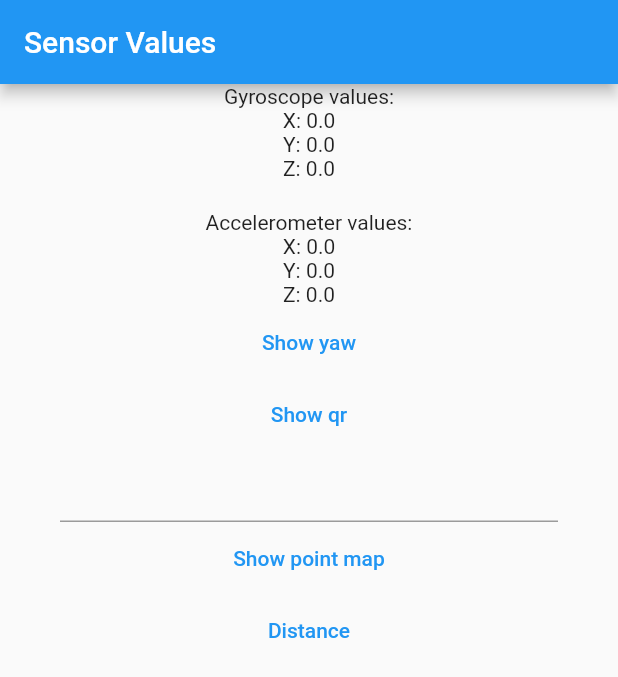
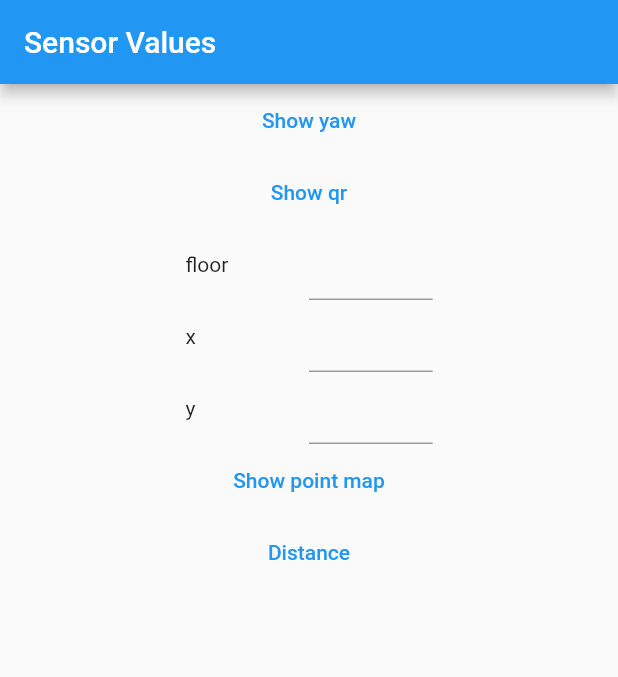
Before and after one commit to jschan0911/sensorUsingFlutter, a Flutter app: the screen it shows after launch, on a phone screen of 412 x 824 dp. Shown: the top 677 px of the screen. Run offline on Flutter 3.47's test engine with Material 2 defaults, Android fonts, the phone set to English and light mode, and no system bars; our stand-ins replace sensors; missing offline and left inert: postgresql2, qr_code_scanner.

Commit message:
feat: 임의의 층과 x좌표, y좌표를 입력받아 지도 상에 띄우는 기능 추가

```diff
--- a/lib/getAllSensor.dart
+++ b/lib/getAllSensor.dart
@@ -23,7 +23,9 @@ class _GetAllSensorState extends State<GetAllSensor> {
   double _accelerometerY = 0;
   double _accelerometerZ = 0;
 
-  TextEditingController _controller = TextEditingController();
+  TextEditingController _floor = TextEditingController();
+  TextEditingController _x = TextEditingController();
+  TextEditingController _y = TextEditingController();
 
   @override
   void initState() {
@@ -55,15 +57,15 @@ class _GetAllSensorState extends State<GetAllSensor> {
       ),
       body: Center(
           child: Column(children: [
-            Text('Gyroscope values:'),
-            Text('X: $_gyroscopeX'),
-            Text('Y: $_gyroscopeY'),
-            Text('Z: $_gyroscopeZ'),
-            SizedBox(height: 20),
-            Text('Accelerometer values:'),
-            Text('X: $_accelerometerX'),
-            Text('Y: $_accelerometerY'),
-            Text('Z: $_accelerometerZ'),
+            // Text('Gyroscope values:'),
+            // Text('X: $_gyroscopeX'),
+            // Text('Y: $_gyroscopeY'),
+            // Text('Z: $_gyroscopeZ'),
+            // SizedBox(height: 20),
+            // Text('Accelerometer values:'),
+            // Text('X: $_accelerometerX'),
+            // Text('Y: $_accelerometerY'),
+            // Text('Z: $_accelerometerZ'),
             TextButton(
                 onPressed: () {
                   Navigator.of(context).push(
@@ -80,28 +82,56 @@ class _GetAllSensorState extends State<GetAllSensor> {
                 },
                 child: Text("Show qr")
             ),
-            // TextButton(
-            //     onPressed: () {
-            //       Navigator.of(context).push(
-            //           MaterialPageRoute(builder: (context) => MapPage())
-            //       );
-            //     },
-            //     child: Text("Show map with search")
-            // ),
             Center(
               child: Padding(
-                padding: const EdgeInsets.symmetric(horizontal: 40),
-                child: TextField(
-                  controller: _controller,
-                  textAlign: TextAlign.center,
-                  keyboardType: TextInputType.number,
+                padding: EdgeInsets.symmetric(horizontal: MediaQuery.of(context).size.width * 0.3),
+                child: Row(
+                  children: [
+                    Expanded(child: Text("floor")),
+                    Expanded(child: TextField(
+                      controller: _floor,
+                      textAlign: TextAlign.center,
+                      keyboardType: TextInputType.number,
+                    ),)
+                  ],
+                ),
+              ),
+            ),
+            Center(
+              child: Padding(
+                padding: EdgeInsets.symmetric(horizontal: MediaQuery.of(context).size.width * 0.3),
+                child: Row(
+                  children: [
+                    Expanded(child: Text("x")),
+                    Expanded(child: TextField(
+                      controller: _x,
+                      textAlign: TextAlign.center,
+                      keyboardType: TextInputType.number,
+                    ),)
+                  ],
+                ),
+              ),
+            ),
+            Center(
+              child: Padding(
+                padding: EdgeInsets.symmetric(horizontal: MediaQuery.of(context).size.width * 0.3),
+                child: Row(
+                  children: [
+                    Expanded(child: Text("y")),
+                    Expanded(child: TextField(
+                      controller: _y,
+                      textAlign: TextAlign.center,
+                      keyboardType: TextInputType.number,
+                    ),)
+                  ],
                 ),
               ),
             ),
             TextButton(
                 onPressed: () {
                   Navigator.of(context).push(
-                      MaterialPageRoute(builder: (context) => PointMapPage('{"floor": ${_controller.text}, "x": 930, "y": 742}'))
+                      // MaterialPageRoute(builder: (context) => PointMapPage('{"floor": ${_floor.text}, "x": 930, "y": 742}'))
+                      MaterialPageRoute(builder: (context) => PointMapPage('{"floor": ${_floor.text}, "x": ${_x.text}, "y": ${_y.text}}'))
                   );
                 },
                 child: Text("Show point map")
```
